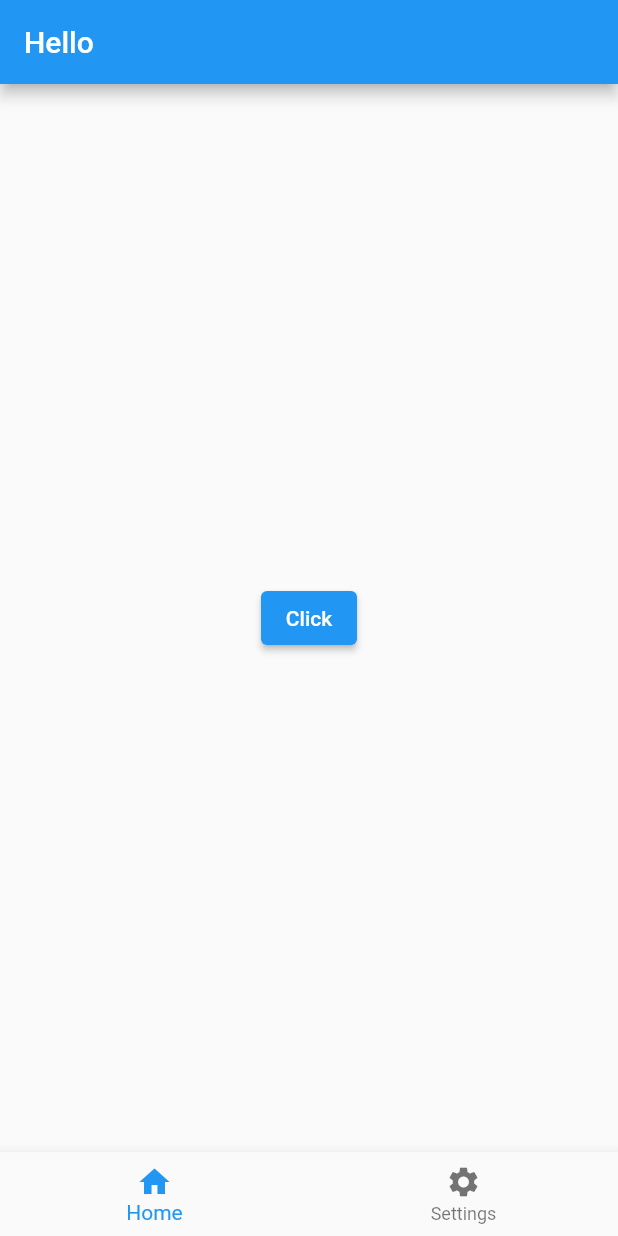
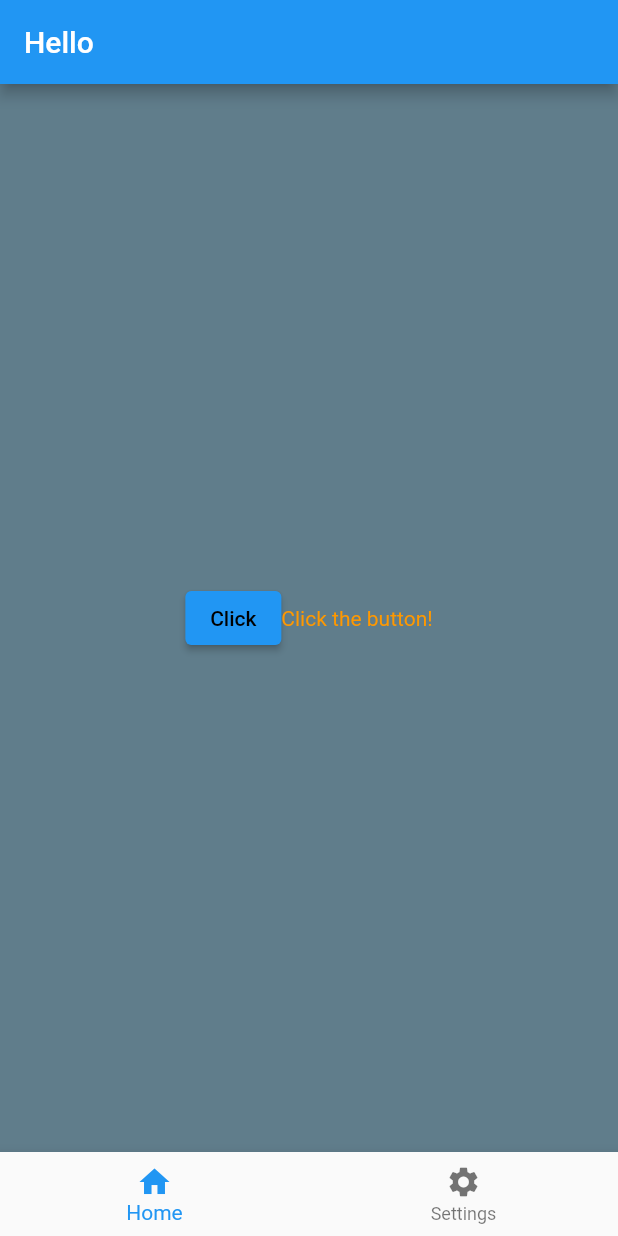
Before and after one commit to CobbCoding1/tracking_progression, a Flutter app: the screen it shows after launch, on a phone screen of 412 x 824 dp. Run offline on Flutter 3.47's test engine with Material 2 defaults, Android fonts, the light colour scheme and no system bars; missing offline and left inert: dart:ffi.

Commit message:
Added a page index from the navbar, messed around with Columns, Rows, and Colors, and added a dummy image from google images.

```diff
--- a/lib/main.dart
+++ b/lib/main.dart
@@ -1,3 +1,5 @@
+import 'dart:ffi';
+
 import 'package:flutter/material.dart';
 
 void main() {
@@ -13,6 +15,7 @@ class MyApp extends StatefulWidget {
 
 class _MyAppState extends State<MyApp> {
   String buttonText = "Click";
+  int navIndex = 0;
 
   @override
   Widget build(BuildContext context) {
@@ -25,14 +28,56 @@ class _MyAppState extends State<MyApp> {
         ),
         // Body
         body: Center(
-          child: ElevatedButton(
-            onPressed: () {
-              setState(() {
-                buttonText = "Clicked";
-              });
-            },
-            child: Text(buttonText),
-          ),
+          child: navIndex == 0
+              ? Container(
+                  width: double.infinity,
+                  height: double.infinity,
+                  color: Colors.blueGrey,
+                  child: Row(
+                    mainAxisAlignment: MainAxisAlignment.center,
+                    crossAxisAlignment: CrossAxisAlignment.center,
+                    children: [
+                      ElevatedButton(
+                        style: ElevatedButton.styleFrom(
+                            foregroundColor: Colors.black,
+                            backgroundColor: Colors.blue),
+                        onPressed: () {
+                          setState(
+                            () {
+                              buttonText = "Clicked";
+                            },
+                          );
+                        },
+                        child: Text(
+                          buttonText,
+                        ),
+                      ),
+                      const Text(
+                        "Click the button!",
+                        style: TextStyle(color: Colors.orange),
+                      ),
+                    ],
+                  ),
+                )
+              : Container(
+                  width: double.infinity,
+                  height: double.infinity,
+                  color: Colors.white,
+                  child: Column(
+                    mainAxisAlignment: MainAxisAlignment.center,
+                    crossAxisAlignment: CrossAxisAlignment.center,
+                    children: [
+                      const Text("Welcome to settings!"),
+                      ElevatedButton(
+                        onPressed: () {
+                          print("Settings changed!");
+                        },
+                        child: const Text("Click to change settings"),
+                      ),
+                      Image.network(
+                          'https://i.etsystatic.com/21042145/r/il/d64455/4200288913/il_fullxfull.4200288913_69e2.jpg'),
+                    ],
+                  )),
         ),
         // Bottom NavBar
         bottomNavigationBar: BottomNavigationBar(
@@ -46,6 +91,12 @@ class _MyAppState extends State<MyApp> {
               icon: Icon(Icons.settings),
             ),
           ],
+          currentIndex: navIndex,
+          onTap: (int index) {
+            setState(() {
+              navIndex = index;
+            });
+          },
         ),
       ),
     );
```
